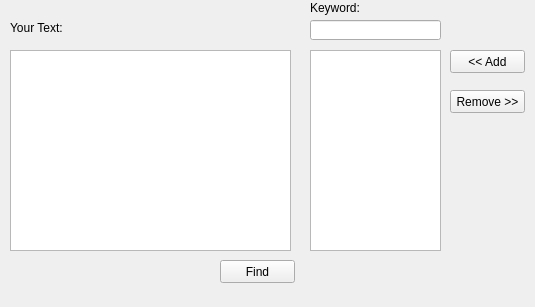
Qt form mainwindow.ui (IdeasStorm/Automata-Project) before a commit.
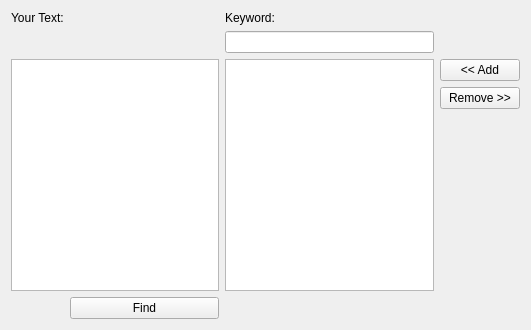
The same form after that commit.

Diff of the .ui file:
```diff
--- a/mainwindow.ui
+++ b/mainwindow.ui
@@ -6,117 +6,72 @@
    <rect>
     <x>0</x>
     <y>0</y>
-    <width>535</width>
-    <height>307</height>
+    <width>531</width>
+    <height>330</height>
    </rect>
   </property>
   <property name="windowTitle">
    <string>MainWindow</string>
   </property>
   <widget class="QWidget" name="centralWidget">
-   <widget class="QListView" name="listView">
-    <property name="geometry">
-     <rect>
-      <x>310</x>
-      <y>50</y>
-      <width>131</width>
-      <height>201</height>
-     </rect>
-    </property>
-   </widget>
-   <widget class="QPushButton" name="pushButton">
-    <property name="geometry">
-     <rect>
-      <x>450</x>
-      <y>50</y>
-      <width>75</width>
-      <height>23</height>
-     </rect>
-    </property>
-    <property name="text">
-     <string>&lt;&lt; Add</string>
-    </property>
-   </widget>
-   <widget class="QLineEdit" name="lineEdit">
-    <property name="geometry">
-     <rect>
-      <x>310</x>
-      <y>20</y>
-      <width>131</width>
-      <height>20</height>
-     </rect>
-    </property>
-   </widget>
-   <widget class="QPlainTextEdit" name="plainTextEdit">
-    <property name="geometry">
-     <rect>
-      <x>10</x>
-      <y>50</y>
-      <width>281</width>
-      <height>201</height>
-     </rect>
-    </property>
-   </widget>
-   <widget class="QLabel" name="label">
-    <property name="geometry">
-     <rect>
-      <x>10</x>
-      <y>20</y>
-      <width>71</width>
-      <height>16</height>
-     </rect>
-    </property>
-    <property name="text">
-     <string>Your Text:</string>
-    </property>
-   </widget>
-   <widget class="QLabel" name="label_2">
-    <property name="geometry">
-     <rect>
-      <x>310</x>
-      <y>0</y>
-      <width>71</width>
-      <height>16</height>
-     </rect>
-    </property>
-    <property name="text">
-     <string>Keyword:</string>
-    </property>
-   </widget>
-   <widget class="QPushButton" name="pushButton_2">
-    <property name="geometry">
-     <rect>
-      <x>450</x>
-      <y>90</y>
-      <width>75</width>
-      <height>23</height>
-     </rect>
-    </property>
-    <property name="text">
-     <string>Remove &gt;&gt;</string>
-    </property>
-   </widget>
-   <widget class="QPushButton" name="pushButton_3">
-    <property name="geometry">
-     <rect>
-      <x>220</x>
-      <y>260</y>
-      <width>75</width>
-      <height>23</height>
-     </rect>
-    </property>
-    <property name="text">
-     <string>Find</string>
-    </property>
-   </widget>
-   <zorder>listView</zorder>
-   <zorder>lineEdit</zorder>
-   <zorder>plainTextEdit</zorder>
-   <zorder>label</zorder>
-   <zorder>label_2</zorder>
-   <zorder>pushButton_2</zorder>
-   <zorder>pushButton_3</zorder>
-   <zorder>pushButton</zorder>
+   <layout class="QGridLayout" name="gridLayout">
+    <item row="0" column="2">
+     <widget class="QLabel" name="label_2">
+      <property name="sizePolicy">
+       <sizepolicy hsizetype="Fixed" vsizetype="Fixed">
+        <horstretch>0</horstretch>
+        <verstretch>0</verstretch>
+       </sizepolicy>
+      </property>
+      <property name="text">
+       <string>Keyword:</string>
+      </property>
+     </widget>
+    </item>
+    <item row="2" column="0" rowspan="3" colspan="2">
+     <widget class="QPlainTextEdit" name="plainTextEdit"/>
+    </item>
+    <item row="2" column="2" rowspan="3">
+     <widget class="QListWidget" name="listWidget"/>
+    </item>
+    <item row="5" column="1">
+     <widget class="QPushButton" name="pushButton_3">
+      <property name="text">
+       <string>Find</string>
+      </property>
+     </widget>
+    </item>
+    <item row="0" column="0">
+     <widget class="QLabel" name="label">
+      <property name="sizePolicy">
+       <sizepolicy hsizetype="Fixed" vsizetype="Fixed">
+        <horstretch>0</horstretch>
+        <verstretch>0</verstretch>
+       </sizepolicy>
+      </property>
+      <property name="text">
+       <string>Your Text:</string>
+      </property>
+     </widget>
+    </item>
+    <item row="1" column="2">
+     <widget class="QLineEdit" name="lineEdit"/>
+    </item>
+    <item row="2" column="3">
+     <widget class="QPushButton" name="pushButton">
+      <property name="text">
+       <string>&lt;&lt; Add</string>
+      </property>
+     </widget>
+    </item>
+    <item row="3" column="3">
+     <widget class="QPushButton" name="pushButton_2">
+      <property name="text">
+       <string>Remove &gt;&gt;</string>
+      </property>
+     </widget>
+    </item>
+   </layout>
   </widget>
  </widget>
  <layoutdefault spacing="6" margin="11"/>
```
